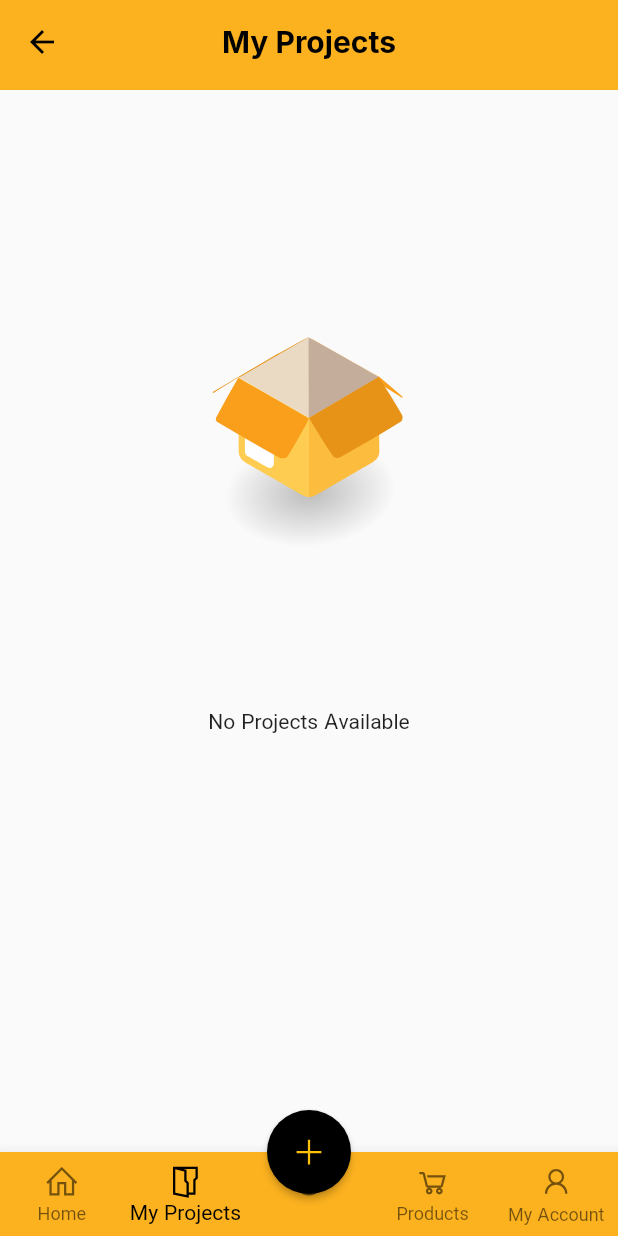
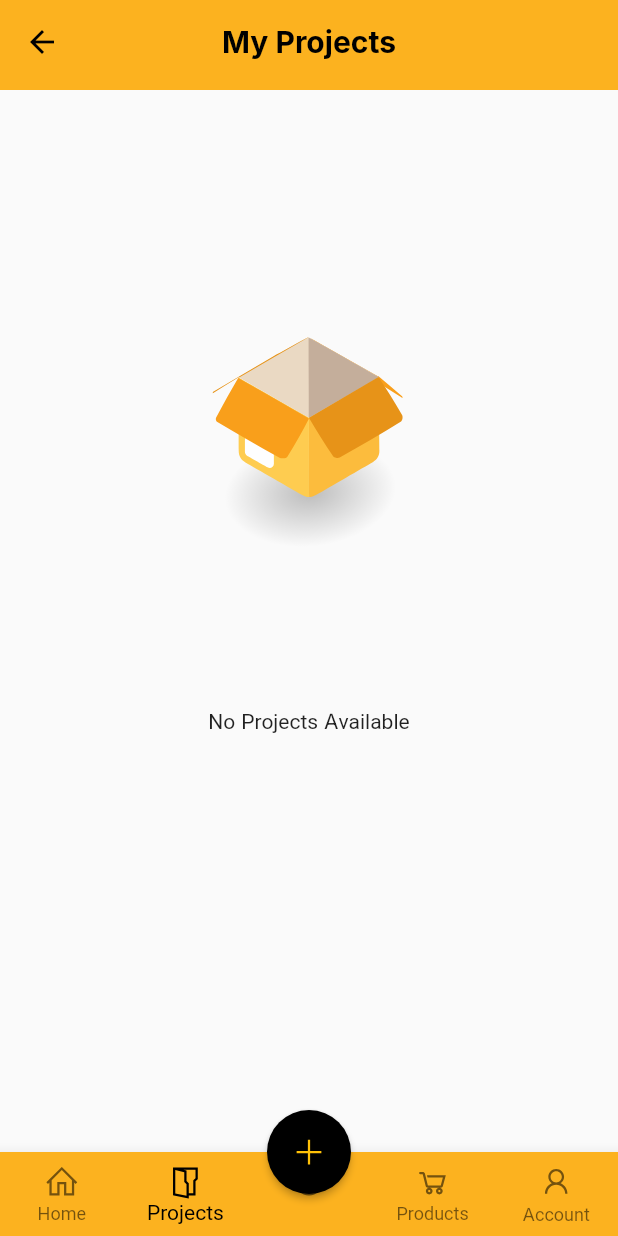
Before and after one commit to Rizwan-Raza/makemywindoor, a Flutter app: the DashboardScreen screen opened directly, item 2 of the bottom bar chosen, on a phone screen of 412 x 824 dp. Run offline on Flutter 3.47's test engine with Material 2 defaults, Android fonts, the phone set to English and light mode, and no system bars; our stand-ins replace cached_network_image, cloud_firestore, firebase_core, google_fonts, line_icons, lottie and 5 more; accounts and stored records are empty; Roboto replaces fonts that are missing (Overpass).

Commit message:
wrap it up!

```diff
--- a/lib/screens/create_project/create_project.dart
+++ b/lib/screens/create_project/create_project.dart
@@ -1,6 +1,4 @@
 import 'package:flutter/material.dart';
-import 'package:makemywindoor/widgets/my_appbar.dart';
-import 'package:makemywindoor/widgets/my_button.dart';
 import 'package:makemywindoor/models/project.dart';
 import 'package:makemywindoor/models/project_dimens.dart';
 import 'package:makemywindoor/screens/create_project/customer_details.dart';
@@ -10,6 +8,8 @@ import 'package:makemywindoor/services/project_service.dart';
 import 'package:makemywindoor/services/user_service.dart';
 import 'package:makemywindoor/utils/invoice_pdf.dart';
 import 'package:makemywindoor/utils/my_constants.dart';
+import 'package:makemywindoor/widgets/my_appbar.dart';
+import 'package:makemywindoor/widgets/my_button.dart';
 import 'package:provider/provider.dart';
 
 class CreateProjectScreen extends StatefulWidget {
@@ -79,6 +79,7 @@ class _CreateProjectScreenState extends State<CreateProjectScreen> {
         type: StepperType.horizontal,
 
         currentStep: _activeStepIndex,
+        // margin: EdgeInsets.all(500),
         steps: stepList(),
         onStepContinue: () {
           if (_activeStepIndex < 2) {
--- a/lib/screens/create_project/dimensions.dart
+++ b/lib/screens/create_project/dimensions.dart
@@ -148,7 +148,8 @@ class _DimensionScreenState extends State<DimensionScreen> {
                           ),
                           SizedBox(
                             // color: Colors.red,
-                            width: SizeConfig.blockSizeHorizontal * 69,
+                            width:
+                                SizeConfig.screenWidth - 48 - 16 - 16 - 24 - 16,
                             child: DropdownButtonFormField<String>(
                               value: item.type,
                               icon: Expanded(
@@ -430,6 +431,8 @@ class _DimensionScreenState extends State<DimensionScreen> {
                     alignment: Alignment.centerRight,
                     child: TextButton.icon(
                         onPressed: () {
+                          widget.projectDimensions
+                              .removeAt(items.indexOf(item));
                           for (var element in items) {
                             // decrement all
                             if (element.type == item.type &&
--- a/lib/screens/dashboard.dart
+++ b/lib/screens/dashboard.dart
@@ -76,7 +76,7 @@ class _DashboardScreenState extends State<DashboardScreen> {
           ),
           BottomNavigationBarItem(
             icon: Icon(LineIcons.folderOpen),
-            label: "My Projects",
+            label: "Projects",
           ),
           BottomNavigationBarItem(
             icon: Icon(LineIcons.dotCircle),
@@ -88,7 +88,7 @@ class _DashboardScreenState extends State<DashboardScreen> {
           ),
           BottomNavigationBarItem(
             icon: Icon(LineIcons.user),
-            label: "My Account",
+            label: "Account",
           ),
         ],
         currentIndex: _selectedIndex,
--- a/lib/screens/project_details.dart
+++ b/lib/screens/project_details.dart
@@ -26,7 +26,8 @@ class _ProjectDetailScreenState extends State<ProjectDetailScreen> {
           ),
         ),
       ),
-      body: Padding(
+      body: SingleChildScrollView(
+        child: Padding(
           padding: const EdgeInsets.all(24.0),
           child: Column(
             crossAxisAlignment: CrossAxisAlignment.end,
@@ -59,6 +60,7 @@ class _ProjectDetailScreenState extends State<ProjectDetailScreen> {
             ],
           ),
         ),
+      ),
     );
   }
 }
```
Also changed, not shown: lib/screens/create_project/invoice.dart (+7 -3 lines), lib/utils/invoice_pdf.dart (+18 -14 lines). Lines whose indentation alone changed are shown as unchanged.
